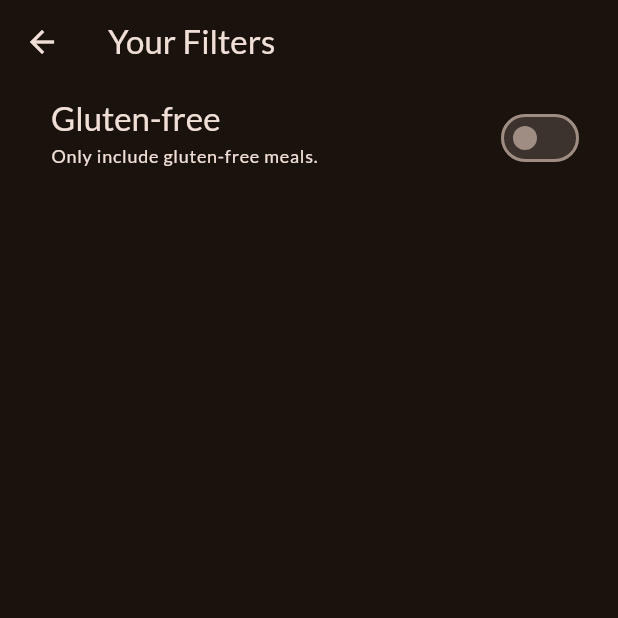
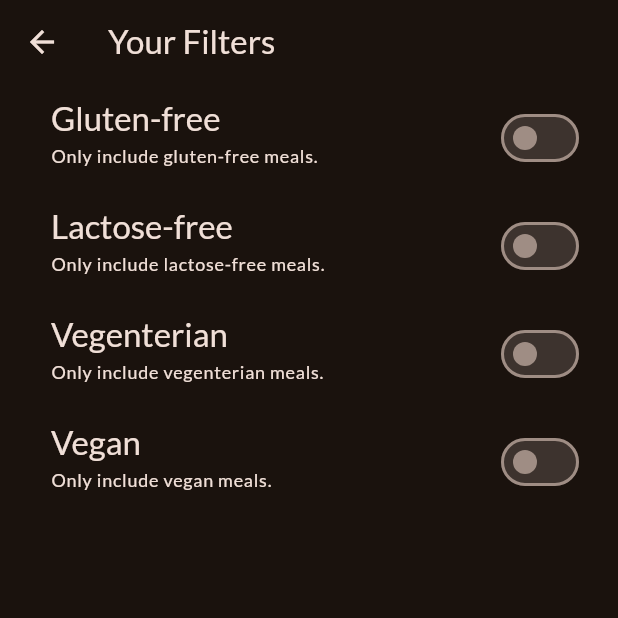
Before and after one commit to YCCNX/meals, a Flutter app: the FiltersScreen screen opened directly, on a phone screen of 412 x 824 dp, the top half of it. Run offline on Flutter 3.47's test engine with Material 3 defaults, Android fonts, the phone set to English and light mode, and no system bars; our stand-ins replace google_fonts, transparent_image.

Commit message:
Bed time

```diff
--- a/lib/screens/filters.dart
+++ b/lib/screens/filters.dart
@@ -1,4 +1,11 @@
 import 'package:flutter/material.dart';
+
+enum Filter {
+  glutenFree,
+  lactoseFree,
+  vegetarian,
+  vegan,
+}
 
 class FiltersScreen extends StatefulWidget {
   const FiltersScreen({super.key});
@@ -8,7 +15,10 @@ class FiltersScreen extends StatefulWidget {
 }
 
 class _FiltersScreenState extends State<FiltersScreen> {
-  var _gultenFreeFilterSet = false;
+  var _glutenFreeFilterSet = false;
+  var _lactoseFreeFilterSet = false;
+  var _vegetarianFilterSet = false;
+  var _veganFilterSet = false;
 
   @override
   Widget build(BuildContext context) {
@@ -16,13 +26,24 @@ class _FiltersScreenState extends State<FiltersScreen> {
       appBar: AppBar(
         title: const Text('Your Filters'),
       ),
-      body: Column(
+      body: PopScope(
+        canPop: false,
+        onPopInvoked: (didPop) {
+          if (didPop) return;
+          Navigator.of(context).pop({
+            Filter.glutenFree: _glutenFreeFilterSet,
+            Filter.lactoseFree: _lactoseFreeFilterSet,
+            Filter.vegetarian: _vegetarianFilterSet,
+            Filter.vegan: _veganFilterSet,
+          });
+        },
+        child: Column(
           children: [
             SwitchListTile(
-            value: _gultenFreeFilterSet,
+              value: _glutenFreeFilterSet,
               onChanged: (isChecked) {
                 setState(() {
-                _gultenFreeFilterSet = isChecked;
+                  _glutenFreeFilterSet = isChecked;
                 });
               },
               title: Text(
@@ -40,7 +61,74 @@ class _FiltersScreenState extends State<FiltersScreen> {
               activeColor: Theme.of(context).colorScheme.tertiary,
               contentPadding: const EdgeInsets.only(left: 34, right: 22),
             ),
+            SwitchListTile(
+              value: _lactoseFreeFilterSet,
+              onChanged: (isChecked) {
+                setState(() {
+                  _lactoseFreeFilterSet = isChecked;
+                });
+              },
+              title: Text(
+                'Lactose-free',
+                style: Theme.of(context).textTheme.titleLarge!.copyWith(
+                      color: Theme.of(context).colorScheme.onBackground,
+                    ),
+              ),
+              subtitle: Text(
+                'Only include lactose-free meals.',
+                style: Theme.of(context).textTheme.labelMedium!.copyWith(
+                      color: Theme.of(context).colorScheme.onBackground,
+                    ),
+              ),
+              activeColor: Theme.of(context).colorScheme.tertiary,
+              contentPadding: const EdgeInsets.only(left: 34, right: 22),
+            ),
+            SwitchListTile(
+              value: _vegetarianFilterSet,
+              onChanged: (isChecked) {
+                setState(() {
+                  _vegetarianFilterSet = isChecked;
+                });
+              },
+              title: Text(
+                'Vegenterian',
+                style: Theme.of(context).textTheme.titleLarge!.copyWith(
+                      color: Theme.of(context).colorScheme.onBackground,
+                    ),
+              ),
+              subtitle: Text(
+                'Only include vegenterian meals.',
+                style: Theme.of(context).textTheme.labelMedium!.copyWith(
+                      color: Theme.of(context).colorScheme.onBackground,
+                    ),
+              ),
+              activeColor: Theme.of(context).colorScheme.tertiary,
+              contentPadding: const EdgeInsets.only(left: 34, right: 22),
+            ),
+            SwitchListTile(
+              value: _veganFilterSet,
+              onChanged: (isChecked) {
+                setState(() {
+                  _veganFilterSet = isChecked;
+                });
+              },
+              title: Text(
+                'Vegan',
+                style: Theme.of(context).textTheme.titleLarge!.copyWith(
+                      color: Theme.of(context).colorScheme.onBackground,
+                    ),
+              ),
+              subtitle: Text(
+                'Only include vegan meals.',
+                style: Theme.of(context).textTheme.labelMedium!.copyWith(
+                      color: Theme.of(context).colorScheme.onBackground,
+                    ),
+              ),
+              activeColor: Theme.of(context).colorScheme.tertiary,
+              contentPadding: const EdgeInsets.only(left: 34, right: 22),
+            ),
           ],
+        ),
       ),
     );
   }
--- a/lib/screens/tabs.dart
+++ b/lib/screens/tabs.dart
@@ -48,15 +48,14 @@ class _TabScreenState extends State<TabScreen> {
     });
   }
 
-  void _setScreen(String identifier) {
+  void _setScreen(String identifier) async {
+    Navigator.of(context).pop();
     if (identifier == 'filters') {
-      Navigator.of(context).push(
+      final result = await Navigator.of(context).push<Map<Filter, bool>>(
         MaterialPageRoute(
           builder: (ctx) => const FiltersScreen(),
         ),
       );
-    } else {
-      Navigator.of(context).pop();
     }
   }
 
```
Lines whose indentation alone changed are shown as unchanged.
